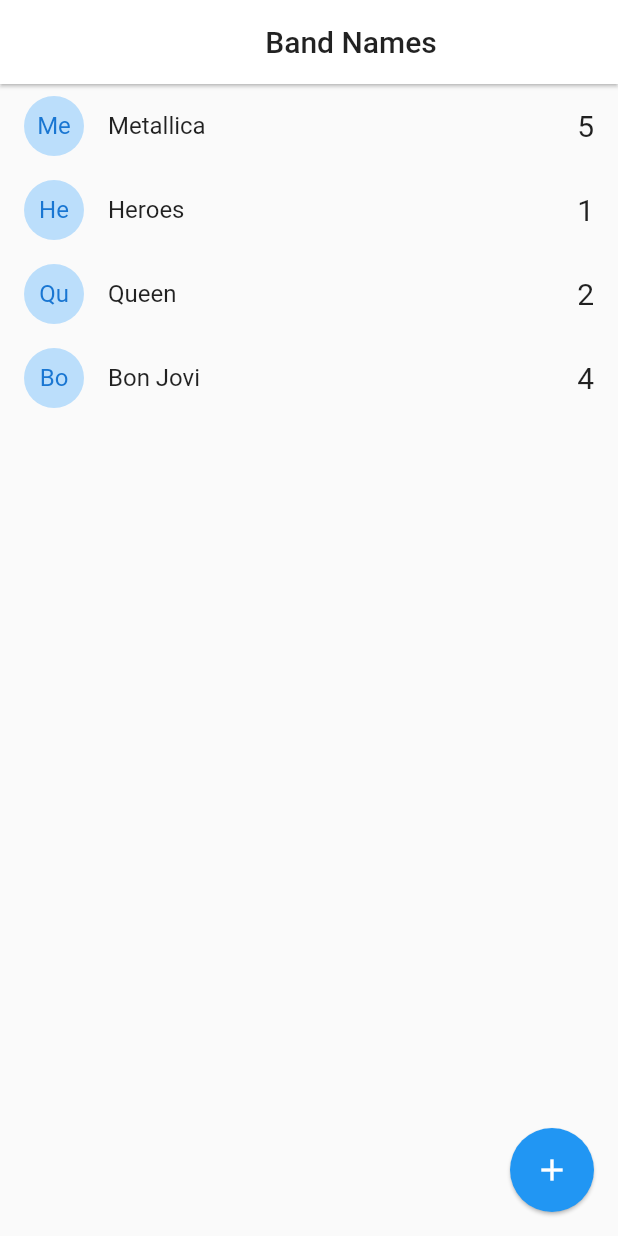
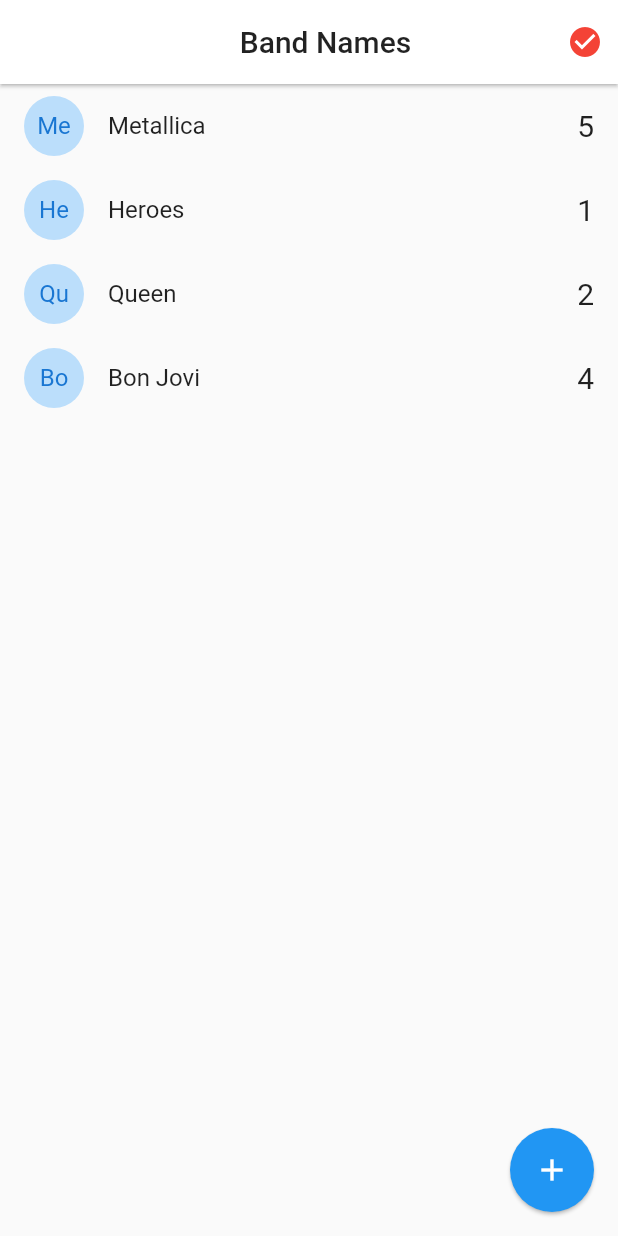
Before and after one commit to williammcastro/flutter_bandnames_socket, a Flutter app: the HomePage screen opened by its route, on a phone screen of 412 x 824 dp. Run offline on Flutter 3.47's test engine with Material 2 defaults, Android fonts, the phone set to English and light mode, and no system bars; our stand-ins replace socket_io_client; network calls fail.

```diff
--- a/lib/pages/home.dart
+++ b/lib/pages/home.dart
@@ -1,8 +1,12 @@
 import 'dart:io';
 
-import 'package:band_names/models/band.dart';
 import 'package:flutter/cupertino.dart';
 import 'package:flutter/material.dart';
+
+import 'package:provider/provider.dart';
+
+import 'package:band_names/models/band.dart';
+import 'package:band_names/services/socket_service.dart';
 
 class HomePage extends StatefulWidget {
 
@@ -22,11 +26,23 @@ class _HomePageState extends State<HomePage> {
 
   @override
   Widget build(BuildContext context) {
+
+  final socketService = Provider.of<SocketService>(context);
+
     return Scaffold(
       appBar: AppBar(
         title: Center(child: Text('Band Names', style: TextStyle( color: Colors.black87))),
         backgroundColor: Colors.white,
         elevation: 1,
+        actions: <Widget>[
+          Container(
+            margin:EdgeInsets.only(right: 10),
+            child: (socketService.serverStatus == ServerStatus.Online )
+            ? Icon(Icons.check_circle, color: Colors.blue[300])
+            : Icon(Icons.check_circle, color: Colors.red,) ),
+
+
+        ],
       ),
       body: ListView.builder(
         itemCount: bands.length,
--- a/lib/pages/status.dart
+++ b/lib/pages/status.dart
@@ -25,7 +25,10 @@ class StatusPage extends StatelessWidget {
           child: Icon(Icons.message),
           onPressed: (){
             //tarea
-            socketService.socket.emit('maletin','hola');
+            //socketService.socket.emit('nuevo-mensaje', { //otra forma mas explicita
+            socketService.emit('nuevo-mensaje', {  //forma mas reducida
+              'nombre': 'William',
+              'mensaje':'hola desde flutter'});
 
           },
         ),
--- a/lib/services/socket_service.dart
+++ b/lib/services/socket_service.dart
@@ -13,14 +13,16 @@ class SocketService with ChangeNotifier {
   IO.Socket _socket;
 
   ServerStatus get serverStatus => this._serverStatus;
+
   IO.Socket get socket => this._socket;
+  Function get emit => this._socket.emit;
 
  SocketService(){
   this._initConfig();
 }
 
 void _initConfig(){
-
+  print('dentro del initConfig');
   //Dart client1 conexion de flutter al servidor node
   this._socket = IO.io('http://192.168.1.145:3000/', <String, dynamic>{
     'transports' : ['websocket'],
```
